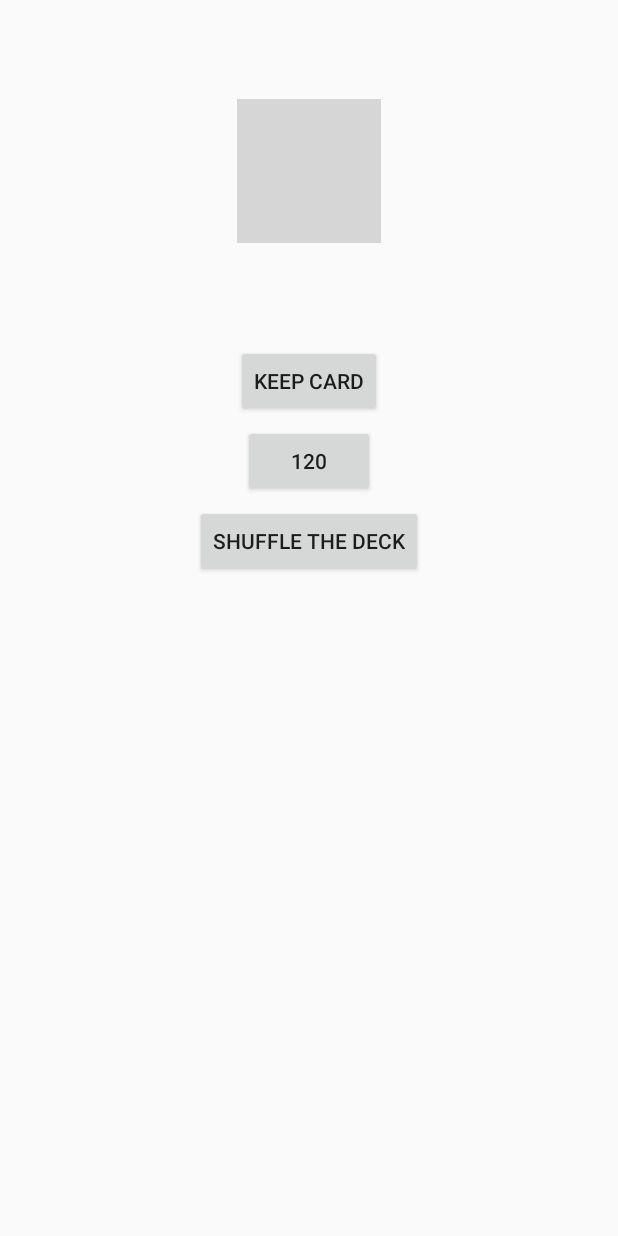
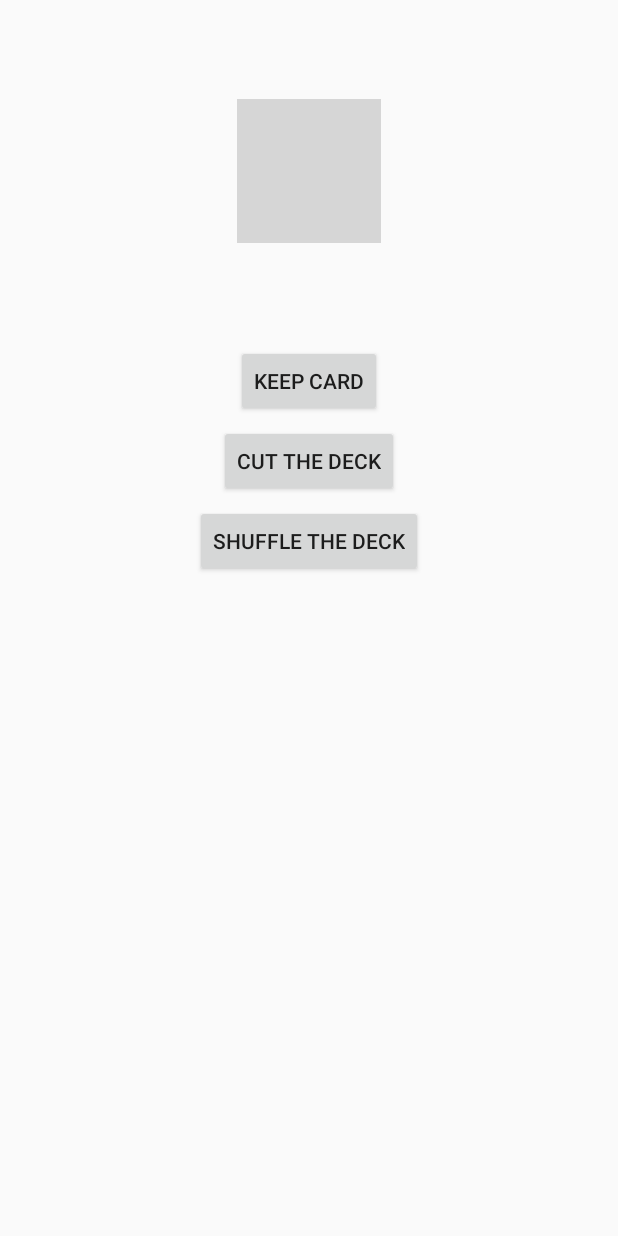
Before and after one commit to JakeHerb/PocketDeck, an Android app: the SingleDeviceActivity screen opened directly, with no data from a screen before it, after a tap on "GRAB A NEW CARD", on a phone screen of 412 x 824 dp. Run offline under Robolectric (Android 15) with nearby library versions, the phone set to English and light mode, and no system bars; grey boxes are pictures that could not be loaded.

Commit message:
Removed some code that was left over from debugging.

```diff
--- a/app/src/main/java/com/jacobherbel/pocketdeck/SingleDeviceActivity.java
+++ b/app/src/main/java/com/jacobherbel/pocketdeck/SingleDeviceActivity.java
@@ -45,8 +45,6 @@ public class SingleDeviceActivity extends AppCompatActivity {
         LinearLayout wholeScreen = (LinearLayout) findViewById(R.id.singleDeviceActivityLayout);
         wholeScreen.addView(mHand.getmHandLayout());
         mDetector = new GestureDetectorCompat(this, new MyGestureListener());
-        Button cutBtn = (Button) findViewById(R.id.cutDeckBtn);
-        cutBtn.setText("" + mHand.mMaxOverlap);
     }
 
 
```
